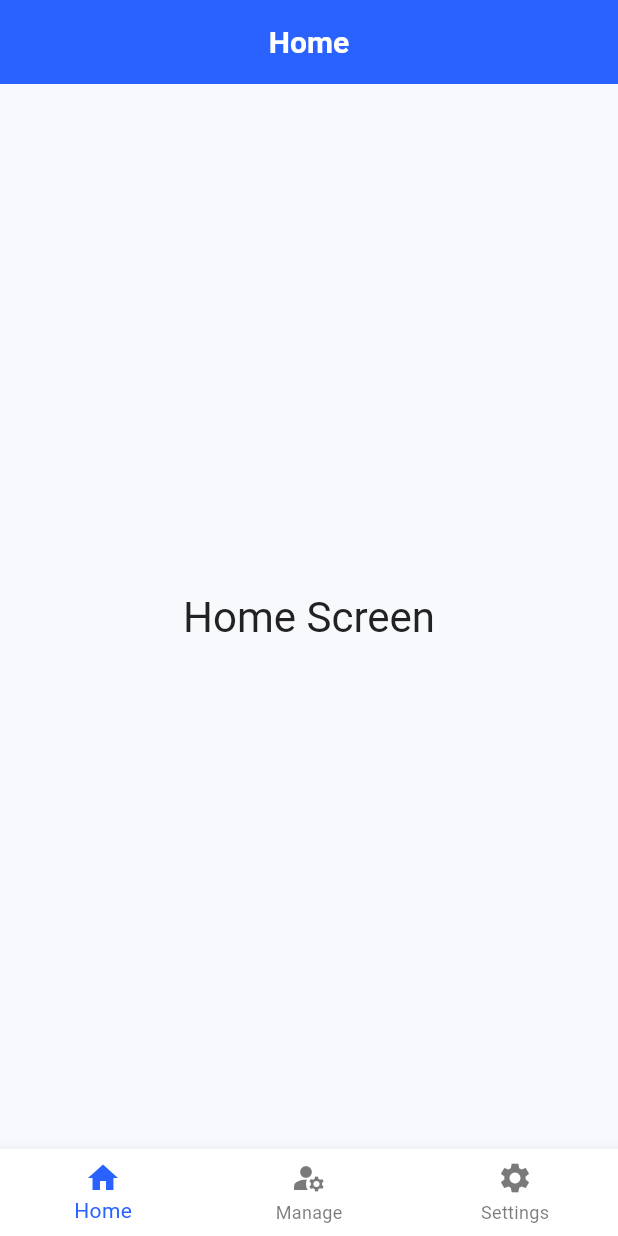
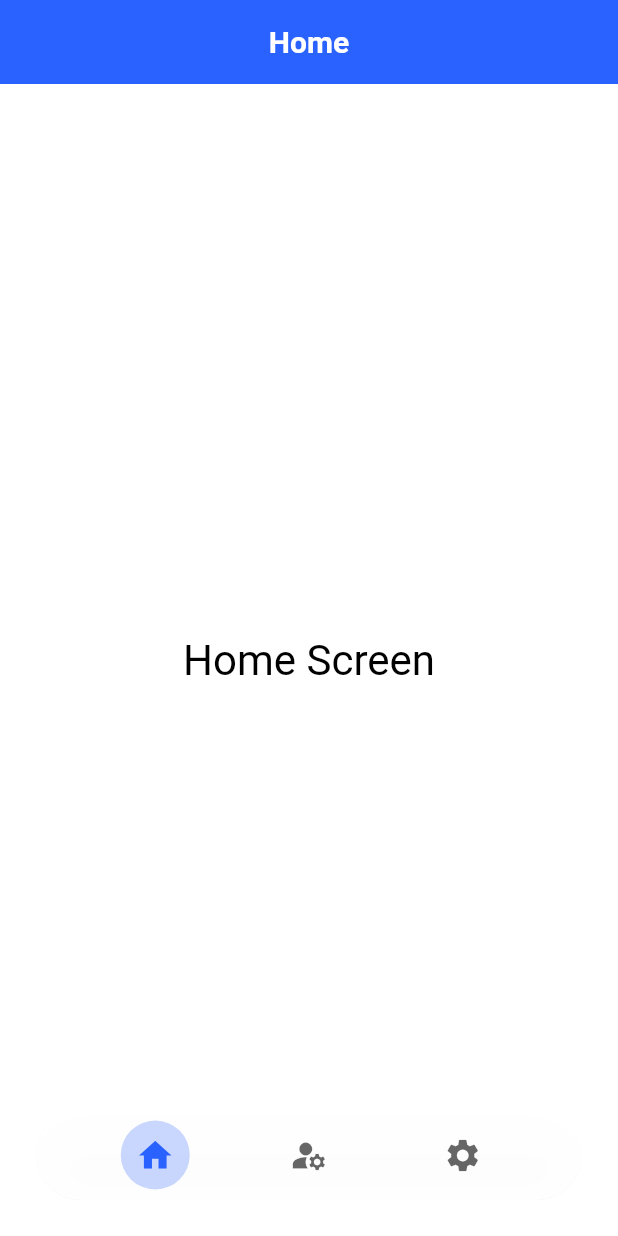
Before and after one commit to Nikhil-Git69/project_sathi, a Flutter app: the screen it shows after launch, after a tap on "Get Started", on a phone screen of 412 x 824 dp. Run offline on Flutter 3.47's test engine with Material 3 defaults, Android fonts, the phone set to English and light mode, and no system bars; our stand-ins replace hive_flutter; accounts and stored records are empty; statements that could not run were skipped.

Commit message:
UI changes in Settings and Manage Page and removed background color constant

```diff
--- a/lib/constants/app_colors.dart
+++ b/lib/constants/app_colors.dart
@@ -1,6 +1,7 @@
 import 'package:flutter/material.dart';
 
 class AppColors {
+
   static const Color primary = Color(0xFF2962FF);
   static const Color primaryDark = Color(0xFF82A0FF);
   static const Color primaryVariant = Color(0xFF0039CB);
@@ -9,17 +10,21 @@ class AppColors {
   static const Color secondaryDark = Color(0xFFC5A3FF);
   static const Color secondaryVariant = Color(0xFF651FFF);
 
+  // Backgrounds & Surface
   static const Color backgroundLight = Color(0xFFF7F9FC);
   static const Color backgroundDark = Color(0xFF121212);
 
   static const Color surfaceLight = Color(0xFFFFFFFF);
   static const Color surfaceDark = Color(0xFF1E1E1E);
 
-  static const Color textPrimary = Color(0xFF222222);
+  //
+  static const Color textPrimary = Color(0xFF000000);
   static const Color textSecondary = Color(0xFF555555);
   static const Color textPrimaryDark = Color(0xFFE0E0E0);
   static const Color textSecondaryDark = Color(0xFFAAAAAA);
 
+  static const Color success = Color(0xFF4CAF50);
+
   static const Color accent = Color(0xFFF39C12);
   static const Color error = Color(0xFFB00020);
 }
--- a/lib/core/themes/dark_theme.dart
+++ b/lib/core/themes/dark_theme.dart
@@ -17,8 +17,7 @@ final ThemeData darkTheme = ThemeData(
     secondaryContainer: Color(0xFF4C2E9B),
     onSecondaryContainer: Colors.white,
 
-    background: AppColors.backgroundDark,
-    onBackground: Colors.white,
+
 
     surface: AppColors.surfaceDark,
     onSurface: Color(0xFFE0E0E0),
--- a/lib/core/themes/light_theme.dart
+++ b/lib/core/themes/light_theme.dart
@@ -16,8 +16,6 @@ final ThemeData lightTheme = ThemeData(
     secondaryContainer: Color(0xFFEADDFF),
     onSecondaryContainer: Color(0xFF32107A),
 
-    background: AppColors.backgroundLight,
-    onBackground: AppColors.textPrimary,
 
     surface: AppColors.surfaceLight,
     onSurface: AppColors.textPrimary,
@@ -26,7 +24,6 @@ final ThemeData lightTheme = ThemeData(
     onError: Colors.white,
   ),
 
-  scaffoldBackgroundColor: AppColors.backgroundLight,
 
   appBarTheme: AppBarTheme(
     backgroundColor: AppColors.surfaceLight,
--- a/lib/features/home/screen/home_screen.dart
+++ b/lib/features/home/screen/home_screen.dart
@@ -5,20 +5,20 @@ class HomeScreen extends StatelessWidget {
 
   @override
   Widget build(BuildContext context) {
-    final color = Theme.of(context).colorScheme;
+    final mycolor = Theme.of(context).colorScheme;
 
     return Scaffold(
 
-      backgroundColor: color.background,
       body: Center(
         child: Text(
           "Home Screen",
           style: Theme.of(context)
               .textTheme
               .headlineMedium
-              ?.copyWith(color: color.onBackground),
+              ?.copyWith(color: mycolor.onSurface),
         ),
       ),
     );
+
   }
 }
--- a/lib/features/home_nav/screen/home_nav_screen.dart
+++ b/lib/features/home_nav/screen/home_nav_screen.dart
@@ -1,5 +1,6 @@
 import 'package:flutter/material.dart';
 import 'package:project_sathi/features/home/screen/home_screen.dart';
+import 'package:project_sathi/features/home_nav/widgets/floating_navbar.dart';
 import 'package:project_sathi/features/settings/screen/settings_screen.dart';
 import 'package:project_sathi/features/manage_projects/screen/manage_projects_screen.dart';
 
@@ -22,53 +23,37 @@ class _HomeNavScreenState extends State<HomeNavScreen> {
 
   final List<String> _titles = [
     "Home",
-    "Manage Projects",
+    "Manage",
     "Settings",
   ];
 
   @override
   Widget build(BuildContext context) {
-    final color = Theme.of(context).colorScheme;
 
     return Scaffold(
+
       appBar: AppBar(
         title: Text(_titles[_currentIndex]),
-        backgroundColor: color.primary,
-        foregroundColor: color.onPrimary,
+        backgroundColor: Theme.of(context).colorScheme.primary,
+        foregroundColor: Theme.of(context).colorScheme.onPrimary,
         elevation: 0,
-        surfaceTintColor: Colors.transparent,
       ),
-
-
-      body: IndexedStack(
+      body: Stack(
+        children: [
+          IndexedStack(
             index: _currentIndex,
             children: _screens,
           ),
 
-      bottomNavigationBar: BottomNavigationBar(
+          FloatingNavBar(
             currentIndex: _currentIndex,
             onTap: (index) {
-          setState(() {
-            _currentIndex = index;
-          });
+              setState(() => _currentIndex = index);
             },
-        selectedItemColor: color.primary,
-        unselectedItemColor: color.onSurface.withOpacity(0.6),
-        items: const [
-          BottomNavigationBarItem(
-            icon: Icon(Icons.home),
-            label: "Home",
-          ),
-          BottomNavigationBarItem(
-            icon: Icon(Icons.manage_accounts),
-            label: "Manage",
-          ),
-          BottomNavigationBarItem(
-            icon: Icon(Icons.settings),
-            label: "Settings",
           ),
         ],
       ),
     );
+
   }
 }
--- /dev/null
+++ b/lib/features/home_nav/widgets/floating_navbar.dart
@@ -0,0 +1,55 @@
+import 'dart:ui';
+import 'package:flutter/material.dart';
+import 'package:project_sathi/features/home_nav/widgets/nav_item.dart';
+
+class FloatingNavBar extends StatelessWidget {
+  final int currentIndex;
+  final Function(int) onTap;
+
+  const FloatingNavBar({
+    required this.currentIndex,
+    required this.onTap,
+    super.key,
+  });
+
+  @override
+  Widget build(BuildContext context) {
+    final color = Theme.of(context).colorScheme;
+
+    return Positioned(
+      bottom: 24,
+      left: 24,
+      right: 24,
+      child: ClipRRect(
+        borderRadius: BorderRadius.circular(32),
+        child: BackdropFilter(
+          filter: ImageFilter.blur(sigmaX: 10, sigmaY: 10), // frosted effect
+          child: Container(
+            height: 60,
+            decoration: BoxDecoration(
+              color: color.surface.withOpacity(
+                Theme.of(context).brightness == Brightness.light ? 0.95 : 0.85,
+              ),
+              borderRadius: BorderRadius.circular(32),
+              boxShadow: [
+                BoxShadow(
+                  color: Colors.black.withOpacity(0.12),
+                  blurRadius: 20,
+                  offset: const Offset(0, 10),
+                ),
+              ],
+            ),
+            child: Row(
+              mainAxisAlignment: MainAxisAlignment.spaceEvenly,
+              children: [
+                NavItem(icon: Icons.home, index: 0, currentIndex: currentIndex, onTap: onTap),
+                NavItem(icon: Icons.manage_accounts, index: 1, currentIndex: currentIndex, onTap: onTap),
+                NavItem(icon: Icons.settings, index: 2, currentIndex: currentIndex, onTap: onTap),
+              ],
+            ),
+          ),
+        ),
+      ),
+    );
+  }
+}
--- /dev/null
+++ b/lib/features/home_nav/widgets/nav_item.dart
@@ -0,0 +1,43 @@
+import 'package:flutter/material.dart';
+
+class NavItem extends StatelessWidget {
+  final IconData icon;
+  final int index;
+  final int currentIndex;
+  final Function(int) onTap;
+
+  const NavItem({
+    required this.icon,
+    required this.index,
+    required this.currentIndex,
+    required this.onTap,
+    super.key,
+  });
+
+  @override
+  Widget build(BuildContext context) {
+    final isSelected = index == currentIndex;
+    final color = Theme.of(context).colorScheme;
+
+    return InkWell(
+      onTap: () => onTap(index),
+      child: AnimatedContainer(
+        duration: const Duration(milliseconds: 250),
+        padding: const EdgeInsets.all(10),
+        decoration: BoxDecoration(
+          shape: BoxShape.circle,
+          color: isSelected
+              ? color.primary.withOpacity(0.25) // more visible selected state
+              : Colors.transparent,
+        ),
+        child: Icon(
+          icon,
+          color: isSelected
+              ? color.primary
+              : color.onSurface.withOpacity(0.6), // subtle unselected
+          size: 26,
+        ),
+      ),
+    );
+  }
+}
--- a/lib/features/landing/screen/landing_screen.dart
+++ b/lib/features/landing/screen/landing_screen.dart
@@ -14,7 +14,7 @@ class _LandingScreenState extends State<LandingScreen> {
     final color = Theme.of(context).colorScheme;
 
     return Scaffold(
-      backgroundColor: color.background,
+      backgroundColor: color.surface,
       body: SafeArea(
         child: Padding(
           padding:  EdgeInsets.all(25),
@@ -42,7 +42,7 @@ class _LandingScreenState extends State<LandingScreen> {
                 style: Theme.of(context)
                     .textTheme
                     .bodyLarge
-                    ?.copyWith(color: color.onBackground.withOpacity(0.7)),
+                    ?.copyWith(color: color.surface.withValues(alpha: 0.7)),
               ),
                SizedBox(height: 30),
 
--- a/lib/features/manage_projects/screen/manage_projects_screen.dart
+++ b/lib/features/manage_projects/screen/manage_projects_screen.dart
@@ -1,4 +1,5 @@
 import 'package:flutter/material.dart';
+import 'package:project_sathi/features/manage_projects/widgets/manage_action_card.dart';
 
 class ManageProjectsScreen extends StatelessWidget {
   const ManageProjectsScreen({super.key});
@@ -8,15 +9,60 @@ class ManageProjectsScreen extends StatelessWidget {
     final color = Theme.of(context).colorScheme;
 
     return Scaffold(
-      backgroundColor: color.background,
+      body: SafeArea(
+        child: Padding(
+          padding: const EdgeInsets.all(16),
+          child: Column(
+            crossAxisAlignment: CrossAxisAlignment.start,
+            children: [
+              // Header text
+              Text(
+                "Project Actions",
+                style: Theme.of(context).textTheme.headlineSmall?.copyWith(
+                  fontWeight: FontWeight.bold,
+                  color: color.onSurface,
+                ),
+              ),
 
-      body: Center(
-        child: Text(
-          "Manage Projects Screen",
-          style: Theme.of(context)
-              .textTheme
-              .headlineMedium
-              ?.copyWith(color: color.onBackground),
+              const SizedBox(height: 8),
+
+              Text(
+                "Create, edit, or organize your projects",
+                style: Theme.of(context).textTheme.bodyMedium?.copyWith(
+                  color: color.onSurface.withOpacity(0.7),
+                ),
+              ),
+
+              const SizedBox(height: 24),
+
+              // Actions
+              ManageActionCard(
+                title: "Create Project",
+                icon: Icons.add_circle_outline,
+                onTap: () {
+                  // TODO: Navigate to Create Project screen
+                },
+              ),
+
+              const SizedBox(height: 16),
+
+              ManageActionCard(
+                title: "View All Projects",
+                icon: Icons.folder_open,
+                onTap: () {
+                },
+              ),
+
+              const SizedBox(height: 16),
+
+              ManageActionCard(
+                title: "Active Project",
+                icon: Icons.star_outline,
+                onTap: () {
+                },
+              ),
+            ],
+          ),
         ),
       ),
     );
--- /dev/null
+++ b/lib/features/manage_projects/widgets/manage_action_card.dart
@@ -0,0 +1,79 @@
+import 'package:flutter/material.dart';
+
+class ManageActionCard extends StatelessWidget {
+  final String title;
+  final IconData icon;
+  final VoidCallback onTap;
+
+  const ManageActionCard({
+    super.key,
+    required this.title,
+    required this.icon,
+    required this.onTap,
+  });
+
+  @override
+  Widget build(BuildContext context) {
+    final color = Theme.of(context).colorScheme;
+    final isDark = Theme.of(context).brightness == Brightness.dark;
+
+    return InkWell(
+      onTap: onTap,
+      borderRadius: BorderRadius.circular(16),
+      child: Container(
+        padding: const EdgeInsets.all(20),
+        decoration: BoxDecoration(
+          color: color.surface,
+          borderRadius: BorderRadius.circular(16),
+          boxShadow: [
+            BoxShadow(
+              color: color.primary.withOpacity(isDark ? 0.25 : 0.15),
+              blurRadius: 10,
+              offset: const Offset(0, 4),
+            ),
+          ],
+          border: Border.all(
+            color: color.primary.withOpacity(0.15),
+          ),
+        ),
+        child: Row(
+          children: [
+            // Icon
+            Container(
+              padding: const EdgeInsets.all(10),
+              decoration: BoxDecoration(
+                color: color.primary.withOpacity(0.15),
+                borderRadius: BorderRadius.circular(12),
+              ),
+              child: Icon(
+                icon,
+                color: color.primary,
+                size: 28,
+              ),
+            ),
+
+            const SizedBox(width: 16),
+
+            // Title
+            Text(
+              title,
+              style: Theme.of(context).textTheme.titleMedium?.copyWith(
+                fontWeight: FontWeight.w600,
+                color: color.onSurface,
+              ),
+            ),
+
+            const Spacer(),
+
+            // Arrow
+            Icon(
+              Icons.arrow_forward_ios,
+              size: 16,
+              color: color.primary,
+            ),
+          ],
+        ),
+      ),
+    );
+  }
+}
--- a/lib/features/settings/screen/settings_screen.dart
+++ b/lib/features/settings/screen/settings_screen.dart
@@ -1,9 +1,12 @@
 import 'package:flutter/material.dart';
-import 'package:project_sathi/features/info_dump/screen/developers_note.dart';
-import 'package:project_sathi/features/legalities/privacy_policy/screen/privacy_policy_screen.dart';
-import 'package:project_sathi/features/legalities/terms_and_conditions/screen/terms_and_conditions_screen.dart';
-import 'package:project_sathi/features/theme/theme_screen.dart';
+import 'package:project_sathi/features/settings/info_dump/screen/developers_note.dart';
+import 'package:project_sathi/features/settings/legalities/privacy_policy/screen/privacy_policy_screen.dart';
+import 'package:project_sathi/features/settings/legalities/terms_and_conditions/screen/terms_and_conditions_screen.dart';
+import 'package:project_sathi/features/settings/widgets/settings_section.dart';
+import 'package:project_sathi/features/settings/widgets/settings_tiles.dart';
+import 'package:project_sathi/features/settings/theme/theme_screen.dart';
 import 'package:project_sathi/core/custom_widgets/coming_soon_dialog.dart';
+
 
 class SettingsScreen extends StatefulWidget {
   const SettingsScreen({super.key});
@@ -13,101 +16,95 @@ class SettingsScreen extends StatefulWidget {
 }
 
 class _SettingsScreenState extends State<SettingsScreen> {
+
   @override
   Widget build(BuildContext context) {
     final color = Theme.of(context).colorScheme;
 
     return Scaffold(
 
+
       body: ListView(
-        padding:  EdgeInsets.all(8.0),
+        padding: const EdgeInsets.only(top: 12, bottom: 24),
         children: [
-           SizedBox(height: 10),
 
-          ListTile(
-            leading:  Icon(Icons.color_lens),
-            title:  Text("Theme"),
-            subtitle:  Text("Light / Dark / System"),
-            trailing:  Icon(Icons.arrow_forward_ios),
+          SettingsSection(
+            children: [
+              SettingsTile(
+                icon: Icons.color_lens,
+                title: "Theme",
+                subtitle: "Light / Dark / System",
                 onTap: () {
-              Navigator.push(
-                context,
-                MaterialPageRoute(builder: (_) =>  ThemeScreen()),
-              );
+                  Navigator.push(context,
+                      MaterialPageRoute(builder: (_) => ThemeScreen()));
                 },
               ),
+            ],
+          ),
 
-           Divider(),
-
-          ListTile(
-            leading: const Icon(Icons.info_outline),
-            title: const Text("About"),
-            subtitle: const Text("App version & info"),
-            trailing: const Icon(Icons.arrow_forward_ios),
+          SettingsSection(
+            children: [
+              SettingsTile(
+                icon: Icons.info_outline,
+                title: "About",
+                subtitle: "App version & info",
                 onTap: () {
                   showAboutDialog(
                     context: context,
                     applicationName: "ProjectSathi",
                     applicationVersion: "1.0.0",
-                applicationLegalese: "© 2025 ProjectSathi",
                   );
                 },
               ),
-
-           Divider(),
-
-          ListTile(
-            leading:  Icon(Icons.feedback_outlined),
-            title:  Text("Feedback"),
-            subtitle:  Text("Send us your feedback"),
-            trailing:  Icon(Icons.arrow_forward_ios),
+              Divider(height: 1),
+              SettingsTile(
+                icon: Icons.feedback_outlined,
+                title: "Feedback",
+                subtitle: "Send us your feedback",
                 onTap: () {
                   ComingSoonDialog.show(context, "Feedback");
                 },
               ),
+            ],
+          ),
 
-           Divider(),
-
-          ListTile(
-            leading:  Icon(Icons.cloud_outlined),
-            title:  Text("Backup"),
-            subtitle:  Text("Sync your projects to cloud"),
-            trailing:  Icon(Icons.arrow_forward_ios),
+          SettingsSection(
+            children: [
+              SettingsTile(
+                icon: Icons.privacy_tip_outlined,
+                title: "Privacy Policy",
                 onTap: () {
-              ComingSoonDialog.show(context, "Cloud / Backup");
+                  Navigator.push(context,
+                      MaterialPageRoute(builder: (_) => PrivacyPolicyScreen()));
                 },
               ),
-
-          Divider(),
-
-          ListTile(
-            leading:  Icon(Icons.privacy_tip_outlined),
-            title:  Text("Privacy Policy"),
-            trailing:  Icon(Icons.arrow_forward_ios),
+              Divider(height: 1),
+              SettingsTile(
+                icon: Icons.article_outlined,
+                title: "Terms & Conditions",
                 onTap: () {
-              Navigator.push(context, MaterialPageRoute(builder: (context) => PrivacyPolicyScreen()));
-            },
-          ),   Divider(),
-
-          ListTile(
-            leading:  Icon(Icons.article_outlined),
-            title:  Text("Terms & Conditions"),
-            trailing:  Icon(Icons.arrow_forward_ios),
-            onTap: () {
-              Navigator.push(context, MaterialPageRoute(builder: (context) => TermsAndConditionsScreen()));
-            },
-          ),   Divider(),
-
-          ListTile(
-            leading:  Icon(Icons.note),
-            title:  Text("Developer's Note"),
-            trailing:  Icon(Icons.arrow_forward_ios),
-            onTap: () {
-              Navigator.push(context, MaterialPageRoute(builder: (context) => DevelopersNote() ));
+                  Navigator.push(context,
+                      MaterialPageRoute(builder: (_) => TermsAndConditionsScreen()));
                 },
               ),
             ],
           ),
+
+          SettingsSection(
+            children: [
+              SettingsTile(
+                icon: Icons.note,
+                title: "Developer’s Note",
+                onTap: () {
+                  Navigator.push(context,
+                      MaterialPageRoute(builder: (_) => DevelopersNote()));
+                },
+              ),
+            ],
+          ),
+        ],
+      ),
+
     );
   }
 }
--- /dev/null
+++ b/lib/features/settings/widgets/settings_section.dart
@@ -0,0 +1,34 @@
+import 'package:flutter/material.dart';
+
+class SettingsSection extends StatelessWidget {
+  final List<Widget> children;
+
+  const SettingsSection({super.key, required this.children});
+
+  @override
+  Widget build(BuildContext context) {
+    final theme = Theme.of(context);
+    final color = theme.colorScheme;
+
+    return Container(
+      margin: const EdgeInsets.symmetric(horizontal: 16, vertical: 12),
+      decoration: BoxDecoration(
+        color: color.surface,
+        borderRadius: BorderRadius.circular(16),
+        boxShadow: [
+          BoxShadow(
+            color: color.primary.withOpacity(0.10), // 👈 blue tint
+            blurRadius: 24,
+            offset: const Offset(0, 8),
+          ),
+        ],
+      ),
+      child: ClipRRect(
+        borderRadius: BorderRadius.circular(16),
+        child: Column(
+          children: children,
+        ),
+      ),
+    );
+  }
+}
--- /dev/null
+++ b/lib/features/settings/widgets/settings_tiles.dart
@@ -0,0 +1,60 @@
+import 'package:flutter/material.dart';
+
+class SettingsTile extends StatelessWidget {
+  final IconData icon;
+  final String title;
+  final String? subtitle;
+  final VoidCallback onTap;
+
+  const SettingsTile({
+    super.key,
+    required this.icon,
+    required this.title,
+    this.subtitle,
+    required this.onTap,
+  });
+
+  @override
+  Widget build(BuildContext context) {
+    final theme = Theme.of(context);
+    final color = theme.colorScheme;
+
+    return Material(
+      color: Colors.transparent,
+      child: InkWell(
+        borderRadius: BorderRadius.circular(12),
+        onTap: onTap,
+        child: Padding(
+          padding: const EdgeInsets.symmetric(horizontal: 16, vertical: 14),
+          child: Row(
+            children: [
+              Icon(icon, size: 20, color: color.primary),
+              const SizedBox(width: 14),
+              Expanded(
+                child: Column(
+                  crossAxisAlignment: CrossAxisAlignment.start,
+                  children: [
+                    Text(
+                      title,
+                      style: theme.textTheme.bodyLarge,
+                    ),
+                    if (subtitle != null)
+                      Padding(
+                        padding: const EdgeInsets.only(top: 2),
+                        child: Text(
+                          subtitle!,
+                          style: theme.textTheme.bodySmall?.copyWith(
+                            color: color.onSurfaceVariant,
+                          ),
+                        ),
+                      ),
+                  ],
+                ),
+              ),
+            ],
+          ),
+        ),
+      ),
+    );
+  }
+}
--- a/lib/main.dart
+++ b/lib/main.dart
@@ -3,10 +3,14 @@ import 'package:project_sathi/features/splash/screen/splash_screen.dart';
 import 'package:provider/provider.dart';
 import 'package:project_sathi/core/themes/theme_notifier.dart';
 import 'package:project_sathi/core/themes/light_theme.dart';
+import 'package:hive_flutter/hive_flutter.dart';
 import 'package:project_sathi/core/themes/dark_theme.dart';
 
 
-void main() {
+void main()  {
+  // WidgetsFlutterBinding.ensureInitialized();
+  // await Hive.initFlutter();
+
   runApp(
       MultiProvider(
         providers: [
```
Also changed, not shown: pubspec.yaml (+12 -47 lines), lib/core/models/project_model.dart (added), lib/features/settings/info_dump/screen/developers_note.dart (renamed from lib/features/info_dump/screen/developers_note.dart), lib/features/settings/legalities/privacy_policy/screen/privacy_policy_screen.dart (renamed from lib/features/legalities/privacy_policy/screen/privacy_policy_screen.dart), lib/features/settings/legalities/terms_and_conditions/screen/terms_and_conditions_screen.dart (renamed from lib/features/legalities/terms_and_conditions/screen/terms_and_conditions_screen.dart), lib/features/settings/theme/theme_screen.dart (renamed from lib/features/theme/theme_screen.dart), pubspec.lock. Lines whose indentation alone changed are shown as unchanged.
